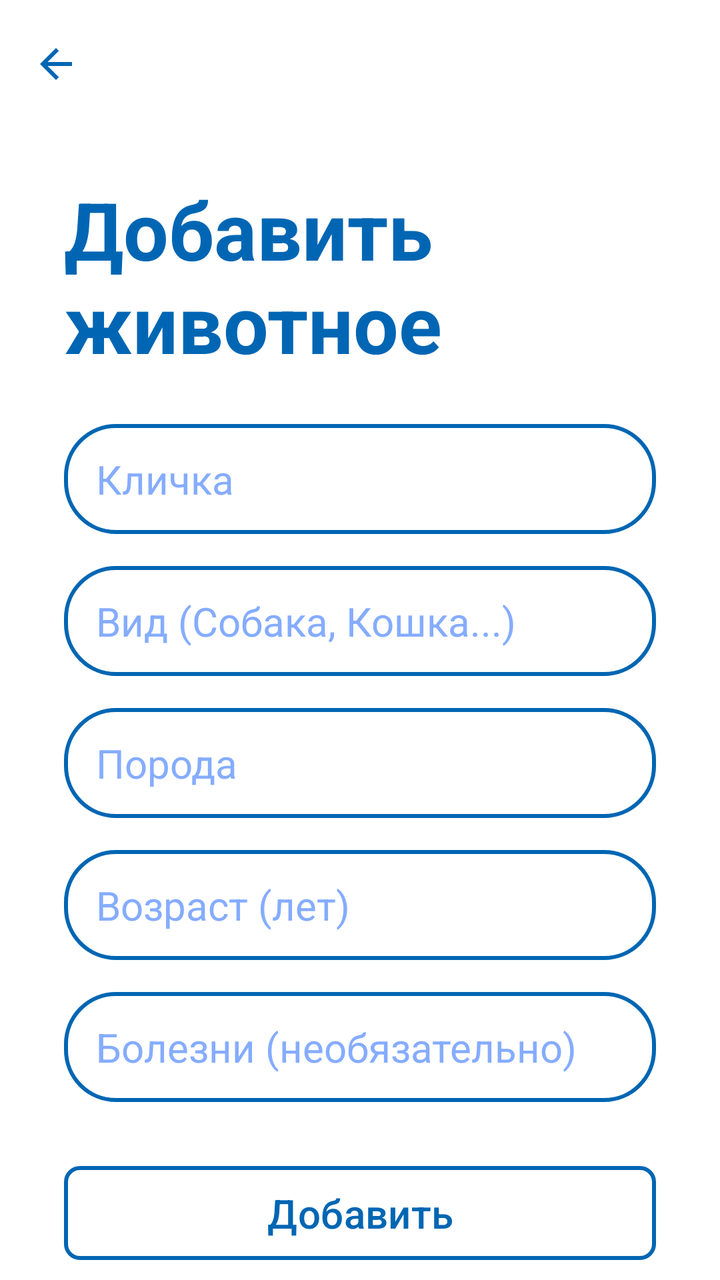
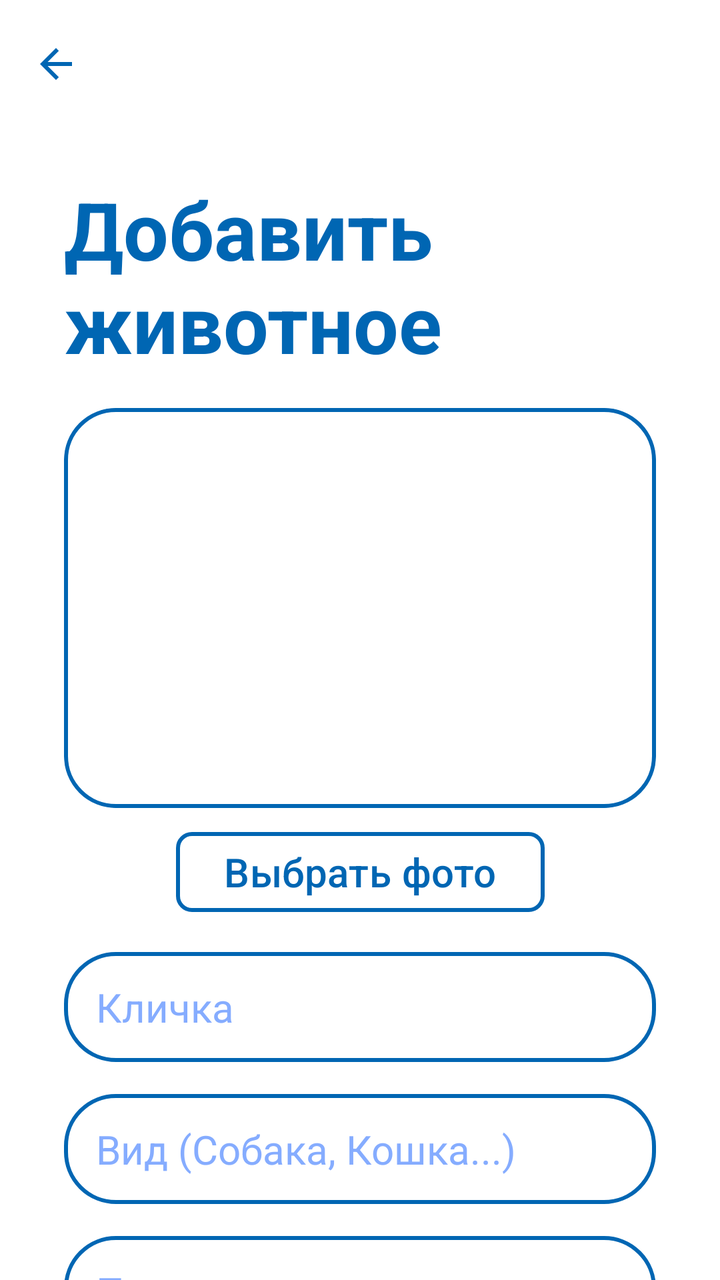

Two renders of the same Android screen: before a commit and after it. Below are the layout's source before the change and the commit's diff.
<!-- AndroidManifest.xml: application theme Theme.VetUslugi -->
<!-- res/layout/fragment_add_animal.xml -->
<?xml version="1.0" encoding="utf-8"?>
<androidx.constraintlayout.widget.ConstraintLayout xmlns:android="http://schemas.android.com/apk/res/android"
    xmlns:app="http://schemas.android.com/apk/res-auto"
    android:layout_width="match_parent"
    android:layout_height="match_parent">

    <com.google.android.material.appbar.MaterialToolbar
        android:id="@+id/toolbar"
        android:layout_width="0dp"
        android:layout_height="?attr/actionBarSize"
        android:background="?android:attr/background"
        app:layout_constraintEnd_toEndOf="parent"
        app:layout_constraintStart_toStartOf="parent"
        app:layout_constraintTop_toTopOf="parent"
        app:navigationIcon="@drawable/ic_arrow_back"
        app:navigationIconTint="@color/blue" />

    <androidx.core.widget.NestedScrollView
        android:layout_width="0dp"
        android:layout_height="0dp"
        app:layout_constraintBottom_toBottomOf="parent"
        app:layout_constraintEnd_toEndOf="parent"
        app:layout_constraintStart_toStartOf="parent"
        app:layout_constraintTop_toBottomOf="@+id/toolbar">

        <androidx.constraintlayout.widget.ConstraintLayout
            android:layout_width="match_parent"
            android:layout_height="wrap_content"
            android:paddingBottom="40dp">

            <TextView
                android:id="@+id/tvAddAnimalTitle"
                android:layout_width="0dp"
                android:layout_height="wrap_content"
                android:layout_marginStart="32dp"
                android:layout_marginEnd="32dp"
                android:layout_marginTop="24dp"
                android:text="Добавить\nживотное"
                android:textColor="@color/blue"
                android:textSize="40sp"
                android:textStyle="bold"
                app:layout_constraintStart_toStartOf="parent"
                app:layout_constraintTop_toTopOf="parent" />

            <EditText
                android:id="@+id/etAnimalNickname"
                android:layout_width="0dp"
                android:layout_height="55dp"
                android:layout_marginStart="32dp"
                android:layout_marginEnd="32dp"
                android:layout_marginTop="24dp"
                android:background="@drawable/rounded_corners"
                android:hint="Кличка"
                android:inputType="text"
                android:paddingStart="16dp"
                android:paddingEnd="16dp"
                app:layout_constraintEnd_toEndOf="parent"
                app:layout_constraintStart_toStartOf="parent"
                app:layout_constraintTop_toBottomOf="@+id/tvAddAnimalTitle" />

            <EditText
                android:id="@+id/etAnimalSpecies"
                android:layout_width="0dp"
                android:layout_height="55dp"
                android:layout_marginStart="32dp"
                android:layout_marginEnd="32dp"
                android:layout_marginTop="16dp"
                android:background="@drawable/rounded_corners"
                android:hint="Вид (Собака, Кошка...)"
                android:inputType="text"
                android:paddingStart="16dp"
                android:paddingEnd="16dp"
                app:layout_constraintEnd_toEndOf="parent"
                app:layout_constraintStart_toStartOf="parent"
                app:layout_constraintTop_toBottomOf="@+id/etAnimalNickname" />

            <EditText
                android:id="@+id/etAnimalBreed"
                android:layout_width="0dp"
                android:layout_height="55dp"
                android:layout_marginStart="32dp"
                android:layout_marginEnd="32dp"
                android:layout_marginTop="16dp"
                android:background="@drawable/rounded_corners"
                android:hint="Порода"
                android:inputType="text"
                android:paddingStart="16dp"
                android:paddingEnd="16dp"
                app:layout_constraintEnd_toEndOf="parent"
                app:layout_constraintStart_toStartOf="parent"
                app:layout_constraintTop_toBottomOf="@+id/etAnimalSpecies" />

            <EditText
                android:id="@+id/etAnimalAge"
                android:layout_width="0dp"
                android:layout_height="55dp"
                android:layout_marginStart="32dp"
                android:layout_marginEnd="32dp"
                android:layout_marginTop="16dp"
                android:background="@drawable/rounded_corners"
                android:hint="Возраст (лет)"
                android:inputType="number"
                android:paddingStart="16dp"
                android:paddingEnd="16dp"
                app:layout_constraintEnd_toEndOf="parent"
                app:layout_constraintStart_toStartOf="parent"
                app:layout_constraintTop_toBottomOf="@+id/etAnimalBreed" />

            <EditText
                android:id="@+id/etAnimalDiseases"
                android:layout_width="0dp"
                android:layout_height="55dp"
                android:layout_marginStart="32dp"
                android:layout_marginEnd="32dp"
                android:layout_marginTop="16dp"
                android:background="@drawable/rounded_corners"
                android:hint="Болезни (необязательно)"
                android:inputType="text"
                android:paddingStart="16dp"
                android:paddingEnd="16dp"
                app:layout_constraintEnd_toEndOf="parent"
                app:layout_constraintStart_toStartOf="parent"
                app:layout_constraintTop_toBottomOf="@+id/etAnimalAge" />

            <Button
                android:id="@+id/btnAddAnimalSubmit"
                android:layout_width="0dp"
                android:layout_height="55dp"
                android:layout_marginStart="32dp"
                android:layout_marginEnd="32dp"
                android:layout_marginTop="28dp"
                android:text="Добавить"
                app:layout_constraintEnd_toEndOf="parent"
                app:layout_constraintStart_toStartOf="parent"
                app:layout_constraintTop_toBottomOf="@+id/etAnimalDiseases" />

            <ProgressBar
                android:id="@+id/progressBar"
                style="?android:attr/progressBarStyleLarge"
                android:layout_width="wrap_content"
                android:layout_height="wrap_content"
                android:background="@android:color/transparent"
                android:indeterminate="true"
                android:indeterminateTint="@color/blue"
                android:visibility="gone"
                app:layout_constraintBottom_toBottomOf="parent"
                app:layout_constraintEnd_toEndOf="parent"
                app:layout_constraintStart_toStartOf="parent"
                app:layout_constraintTop_toTopOf="parent" />

        </androidx.constraintlayout.widget.ConstraintLayout>

    </androidx.core.widget.NestedScrollView>

</androidx.constraintlayout.widget.ConstraintLayout>
<!-- resources referenced by this layout -->
<resources>
  <color name="blue">#0066B3</color>
  <!-- drawable ic_arrow_back (drawable) -->
  <?xml version="1.0" encoding="utf-8"?>
  <vector xmlns:android="http://schemas.android.com/apk/res/android"
      android:width="24dp"
      android:height="24dp"
      android:viewportWidth="24"
      android:viewportHeight="24">
      <path
          android:fillColor="@color/blue"
          android:pathData="M20,11H7.83l5.59,-5.59L12,4l-8,8 8,8 1.41,-1.41L7.83,13H20v-2z" />
  </vector>
  <!-- drawable rounded_corners (drawable) -->
  <?xml version="1.0" encoding="utf-8"?>
  <selector xmlns:android="http://schemas.android.com/apk/res/android">
  
      <item android:state_focused="true">
          <shape>
              <solid android:color="?android:attr/background" />
              <stroke android:width="2.5dp" android:color="@color/blue" />
              <corners android:radius="25dp" />
              <padding
                  android:bottom="10dp"
                  android:left="12dp"
                  android:right="12dp"
                  android:top="10dp" />
          </shape>
      </item>
  
      <item>
          <shape>
              <solid android:color="?android:attr/background" />
              <stroke android:width="2dp" android:color="@color/blue" />
              <corners android:radius="25dp" />
              <padding
                  android:bottom="10dp"
                  android:left="12dp"
                  android:right="12dp"
                  android:top="10dp" />
          </shape>
      </item>
  
  </selector>
  <style name="Theme.VetUslugi" parent="Base.Theme.VetUslugi" />
  <style name="Base.Theme.VetUslugi" parent="Theme.Material3.DayNight.NoActionBar">
  
          <item name="materialButtonStyle">@style/Button</item>
          <item name="android:textViewStyle">@style/TextView</item>
          <item name="editTextStyle">@style/EditText</item>
          <item name="checkboxStyle">@style/BlueCheckBoxStyle</item>
  
          <item name="android:background">@color/white</item>
          <item name="colorPrimary">@color/black</item>
      </style>
  <style name="Button" parent="Widget.Material3.Button">
          <item name="shapeAppearanceOverlay">@style/ShapeAppearance.VetUslugi.Button</item>
          <item name="backgroundTint">@android:color/white</item>
          <item name="strokeColor">@color/blue</item>
          <item name="strokeWidth">2dp</item>
          <item name="android:textColor">@color/blue</item>
          <item name="android:textSize">20sp</item>
      </style>
  <style name="TextView" parent="android:Widget.TextView">
          <item name="android:textSize">20sp</item>
          <item name="android:textColor">@color/black</item>
      </style>
  <style name="EditText" parent="android:Widget.EditText">
          <item name="android:textColorHint">@color/light_blue</item>
          <item name="android:textSize">20sp</item>
          <item name="android:textColor">@color/blue</item>
          <item name="android:background">@drawable/rounded_corners</item>
      </style>
  <style name="BlueCheckBoxStyle" parent="Widget.AppCompat.CompoundButton.CheckBox">
          <item name="android:buttonTint">@color/checkbox_blue_tint</item>
      </style>
  <color name="white">#FFFFFF</color>
  <color name="black">#000000</color>
  <style name="ShapeAppearance.VetUslugi.Button" parent="ShapeAppearance.MaterialComponents.SmallComponent">
          <item name="cornerFamily">rounded</item>
          <item name="cornerSize">8dp</item>
      </style>
  <color name="light_blue">#85ACFF</color>
</resources>

<!-- the commit's change to res/layout/fragment_add_animal.xml (unified diff, before → after) -->
@@ -42,13 +42,37 @@
                 app:layout_constraintStart_toStartOf="parent"
                 app:layout_constraintTop_toTopOf="parent" />
 
+            <ImageView
+                android:id="@+id/ivAnimalPhoto"
+                android:layout_width="0dp"
+                android:layout_height="200dp"
+                android:layout_marginStart="32dp"
+                android:layout_marginEnd="32dp"
+                android:layout_marginTop="16dp"
+                android:scaleType="centerCrop"
+                android:background="@drawable/rounded_corners"
+                android:clipToOutline="true"
+                app:layout_constraintEnd_toEndOf="parent"
+                app:layout_constraintStart_toStartOf="parent"
+                app:layout_constraintTop_toBottomOf="@+id/tvAddAnimalTitle" />
+
+            <Button
+                android:id="@+id/btnSelectPhoto"
+                android:layout_width="wrap_content"
+                android:layout_height="wrap_content"
+                android:layout_marginTop="8dp"
+                android:text="Выбрать фото"
+                app:layout_constraintEnd_toEndOf="parent"
+                app:layout_constraintStart_toStartOf="parent"
+                app:layout_constraintTop_toBottomOf="@+id/ivAnimalPhoto" />
+
             <EditText
                 android:id="@+id/etAnimalNickname"
                 android:layout_width="0dp"
                 android:layout_height="55dp"
                 android:layout_marginStart="32dp"
                 android:layout_marginEnd="32dp"
-                android:layout_marginTop="24dp"
+                android:layout_marginTop="16dp"
                 android:background="@drawable/rounded_corners"
                 android:hint="Кличка"
                 android:inputType="text"
@@ -56,7 +80,7 @@
                 android:paddingEnd="16dp"
                 app:layout_constraintEnd_toEndOf="parent"
                 app:layout_constraintStart_toStartOf="parent"
-                app:layout_constraintTop_toBottomOf="@+id/tvAddAnimalTitle" />
+                app:layout_constraintTop_toBottomOf="@+id/btnSelectPhoto" />
 
             <EditText
                 android:id="@+id/etAnimalSpecies"
